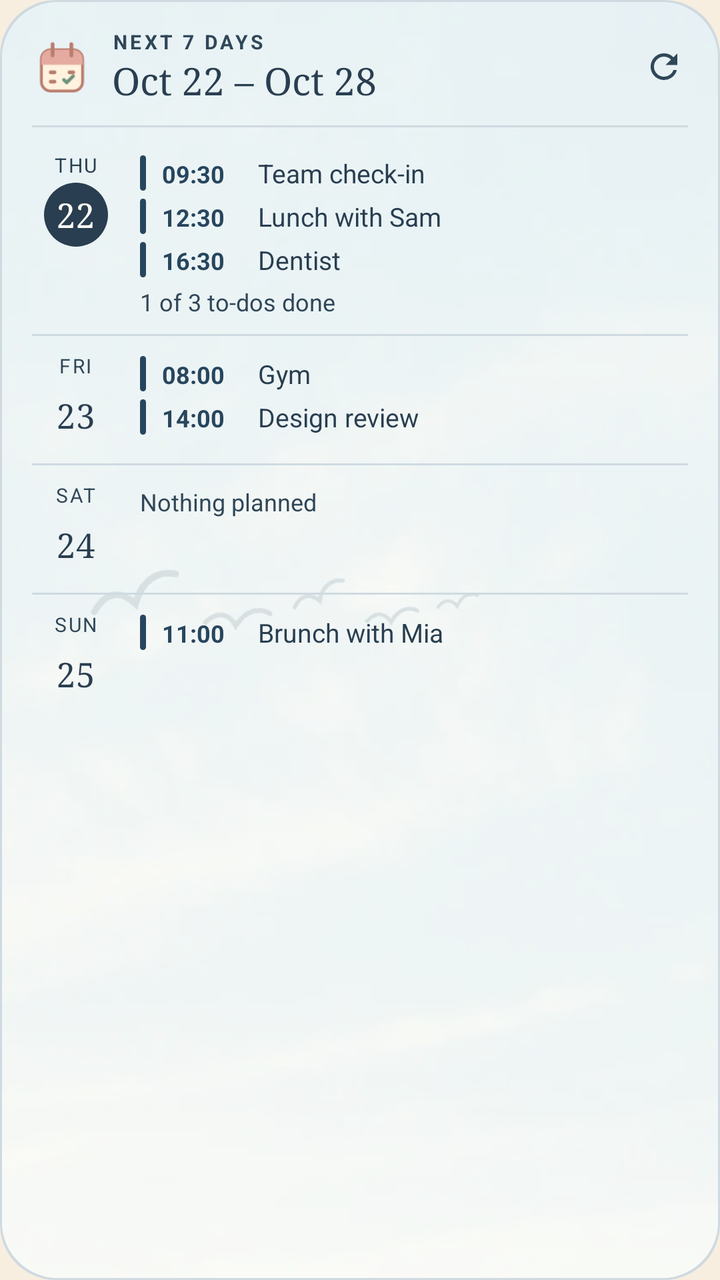
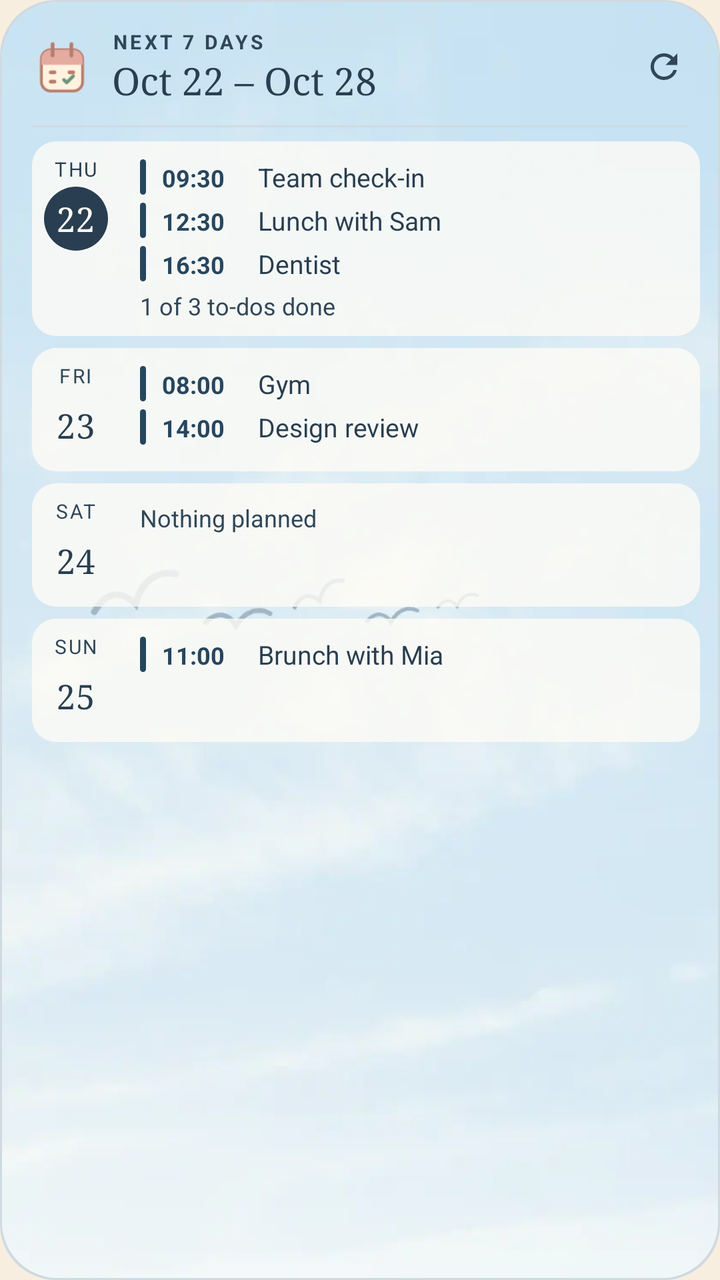

The first picture is an Android layout as it rendered before a commit; the second is the same layout after the commit. The layout source and the unified diff follow.
<!-- AndroidManifest.xml: application theme Screen -->
<!-- res/layout/widget_preview_week.xml -->
<?xml version="1.0" encoding="utf-8"?>
<FrameLayout xmlns:android="http://schemas.android.com/apk/res/android"
    xmlns:tools="http://schemas.android.com/tools"
    android:layout_width="match_parent"
    android:layout_height="match_parent"
    tools:ignore="HardcodedText,UseAppTint">

    <ImageView android:layout_width="match_parent" android:layout_height="match_parent" android:importantForAccessibility="no" android:scaleType="fitXY" android:src="@drawable/round_card" android:tint="@color/preview_line" />
    <ImageView android:layout_width="match_parent" android:layout_height="match_parent" android:layout_margin="1dp" android:background="@drawable/round_card" android:clipToOutline="true" android:importantForAccessibility="no" android:scaleType="centerCrop" android:src="@drawable/preview_scene" />

    <LinearLayout android:layout_width="match_parent" android:layout_height="match_parent" android:orientation="vertical" android:paddingStart="16dp" android:paddingTop="14dp" android:paddingEnd="10dp" android:paddingBottom="6dp">
        <LinearLayout android:layout_width="match_parent" android:layout_height="wrap_content" android:gravity="center_vertical">
            <ImageView android:layout_width="30dp" android:layout_height="30dp" android:importantForAccessibility="no" android:src="@drawable/desk_schedule" />
            <LinearLayout android:layout_width="0dp" android:layout_height="wrap_content" android:layout_marginStart="10dp" android:layout_weight="1" android:orientation="vertical">
                <TextView android:layout_width="wrap_content" android:layout_height="wrap_content" android:letterSpacing="0.14" android:maxLines="1" android:text="@string/widget_label_week" android:textAllCaps="true" android:textColor="@color/preview_muted" android:textSize="10sp" android:textStyle="bold" />
                <TextView android:layout_width="wrap_content" android:layout_height="wrap_content" android:ellipsize="end" android:fontFamily="serif" android:maxLines="1" android:text="@string/preview_week_range" android:textColor="@color/preview_ink" android:textSize="19sp" />
            </LinearLayout>
            <ImageView android:layout_width="36dp" android:layout_height="36dp" android:importantForAccessibility="no" android:padding="8dp" android:src="@drawable/ic_refresh" android:tint="@color/preview_muted" />
        </LinearLayout>
        <ImageView android:layout_width="match_parent" android:layout_height="1dp" android:layout_marginTop="10dp" android:layout_marginEnd="6dp" android:importantForAccessibility="no" android:scaleType="fitXY" android:src="@drawable/round_card" android:tint="@color/preview_line" />

        <LinearLayout android:layout_width="match_parent" android:layout_height="wrap_content" android:orientation="vertical" android:paddingTop="4dp">
            
            <LinearLayout android:layout_width="match_parent" android:layout_height="wrap_content" android:paddingTop="8dp" android:paddingBottom="8dp">
                <LinearLayout android:layout_width="44dp" android:layout_height="wrap_content" android:gravity="center_horizontal" android:orientation="vertical">
                    <TextView android:layout_width="wrap_content" android:layout_height="wrap_content" android:letterSpacing="0.08" android:maxLines="1" android:text="@string/preview_weekday_thu" android:textColor="@color/preview_ink" android:textSize="10sp" />
                    <TextView android:layout_width="32dp" android:layout_height="32dp" android:layout_marginTop="2dp" android:background="@drawable/round_circle" android:backgroundTint="@color/preview_ink" android:fontFamily="serif" android:gravity="center" android:text="22" android:textColor="@color/preview_surface" android:textSize="17sp" />
                </LinearLayout>
                <LinearLayout android:layout_width="0dp" android:layout_height="wrap_content" android:layout_marginStart="10dp" android:layout_weight="1" android:orientation="vertical">
                    <LinearLayout android:layout_width="match_parent" android:layout_height="wrap_content" android:paddingTop="2dp" android:paddingBottom="2dp">
                        <ImageView android:layout_width="3dp" android:layout_height="match_parent" android:importantForAccessibility="no" android:scaleType="fitXY" android:src="@drawable/round_bar" android:tint="@color/preview_accent" />
                        <TextView android:layout_width="48dp" android:layout_height="wrap_content" android:layout_marginStart="8dp" android:maxLines="1" android:text="09:30" android:textColor="@color/preview_accent" android:textSize="12sp" android:textStyle="bold" />
                        <TextView android:layout_width="0dp" android:layout_height="wrap_content" android:layout_weight="1" android:ellipsize="end" android:maxLines="1" android:text="@string/preview_event_one" android:textColor="@color/preview_ink" android:textSize="13sp" />
                    </LinearLayout>
                    <LinearLayout android:layout_width="match_parent" android:layout_height="wrap_content" android:paddingTop="2dp" android:paddingBottom="2dp">
                        <ImageView android:layout_width="3dp" android:layout_height="match_parent" android:importantForAccessibility="no" android:scaleType="fitXY" android:src="@drawable/round_bar" android:tint="@color/preview_accent" />
                        <TextView android:layout_width="48dp" android:layout_height="wrap_content" android:layout_marginStart="8dp" android:maxLines="1" android:text="12:30" android:textColor="@color/preview_accent" android:textSize="12sp" android:textStyle="bold" />
                        <TextView android:layout_width="0dp" android:layout_height="wrap_content" android:layout_weight="1" android:ellipsize="end" android:maxLines="1" android:text="@string/preview_event_lunch" android:textColor="@color/preview_ink" android:textSize="13sp" />
                    </LinearLayout>
                    <LinearLayout android:layout_width="match_parent" android:layout_height="wrap_content" android:paddingTop="2dp" android:paddingBottom="2dp">
                        <ImageView android:layout_width="3dp" android:layout_height="match_parent" android:importantForAccessibility="no" android:scaleType="fitXY" android:src="@drawable/round_bar" android:tint="@color/preview_accent" />
                        <TextView android:layout_width="48dp" android:layout_height="wrap_content" android:layout_marginStart="8dp" android:maxLines="1" android:text="16:30" android:textColor="@color/preview_accent" android:textSize="12sp" android:textStyle="bold" />
                        <TextView android:layout_width="0dp" android:layout_height="wrap_content" android:layout_weight="1" android:ellipsize="end" android:maxLines="1" android:text="@string/preview_event_two" android:textColor="@color/preview_ink" android:textSize="13sp" />
                    </LinearLayout>
                    <TextView android:layout_width="match_parent" android:layout_height="wrap_content" android:paddingTop="2dp" android:text="@string/preview_week_tasks" android:textColor="@color/preview_muted" android:textSize="12sp" />
                </LinearLayout>
            </LinearLayout>

            <ImageView android:layout_width="match_parent" android:layout_height="1dp" android:layout_marginEnd="6dp" android:importantForAccessibility="no" android:scaleType="fitXY" android:src="@drawable/round_card" android:tint="@color/preview_line" />
            <LinearLayout android:layout_width="match_parent" android:layout_height="wrap_content" android:paddingTop="8dp" android:paddingBottom="8dp">
                <LinearLayout android:layout_width="44dp" android:layout_height="wrap_content" android:gravity="center_horizontal" android:orientation="vertical">
                    <TextView android:layout_width="wrap_content" android:layout_height="wrap_content" android:letterSpacing="0.08" android:maxLines="1" android:text="@string/preview_weekday_fri" android:textColor="@color/preview_muted" android:textSize="10sp" />
                    <TextView android:layout_width="32dp" android:layout_height="32dp" android:layout_marginTop="2dp" android:fontFamily="serif" android:gravity="center" android:text="23" android:textColor="@color/preview_ink" android:textSize="17sp" />
                </LinearLayout>
                <LinearLayout android:layout_width="0dp" android:layout_height="wrap_content" android:layout_marginStart="10dp" android:layout_weight="1" android:orientation="vertical">
                    <LinearLayout android:layout_width="match_parent" android:layout_height="wrap_content" android:paddingTop="2dp" android:paddingBottom="2dp">
                        <ImageView android:layout_width="3dp" android:layout_height="match_parent" android:importantForAccessibility="no" android:scaleType="fitXY" android:src="@drawable/round_bar" android:tint="@color/preview_accent" />
                        <TextView android:layout_width="48dp" android:layout_height="wrap_content" android:layout_marginStart="8dp" android:maxLines="1" android:text="08:00" android:textColor="@color/preview_accent" android:textSize="12sp" android:textStyle="bold" />
                        <TextView android:layout_width="0dp" android:layout_height="wrap_content" android:layout_weight="1" android:ellipsize="end" android:maxLines="1" android:text="@string/preview_event_gym" android:textColor="@color/preview_ink" android:textSize="13sp" />
                    </LinearLayout>
                    <LinearLayout android:layout_width="match_parent" android:layout_height="wrap_content" android:paddingTop="2dp" android:paddingBottom="2dp">
                        <ImageView android:layout_width="3dp" android:layout_height="match_parent" android:importantForAccessibility="no" android:scaleType="fitXY" android:src="@drawable/round_bar" android:tint="@color/preview_accent" />
                        <TextView android:layout_width="48dp" android:layout_height="wrap_content" android:layout_marginStart="8dp" android:maxLines="1" android:text="14:00" android:textColor="@color/preview_accent" android:textSize="12sp" android:textStyle="bold" />
                        <TextView android:layout_width="0dp" android:layout_height="wrap_content" android:layout_weight="1" android:ellipsize="end" android:maxLines="1" android:text="@string/preview_event_review" android:textColor="@color/preview_ink" android:textSize="13sp" />
                    </LinearLayout>
                </LinearLayout>
            </LinearLayout>

            <ImageView android:layout_width="match_parent" android:layout_height="1dp" android:layout_marginEnd="6dp" android:importantForAccessibility="no" android:scaleType="fitXY" android:src="@drawable/round_card" android:tint="@color/preview_line" />
            <LinearLayout android:layout_width="match_parent" android:layout_height="wrap_content" android:paddingTop="8dp" android:paddingBottom="8dp">
                <LinearLayout android:layout_width="44dp" android:layout_height="wrap_content" android:gravity="center_horizontal" android:orientation="vertical">
                    <TextView android:layout_width="wrap_content" android:layout_height="wrap_content" android:letterSpacing="0.08" android:maxLines="1" android:text="@string/preview_weekday_sat" android:textColor="@color/preview_muted" android:textSize="10sp" />
                    <TextView android:layout_width="32dp" android:layout_height="32dp" android:layout_marginTop="2dp" android:fontFamily="serif" android:gravity="center" android:text="24" android:textColor="@color/preview_ink" android:textSize="17sp" />
                </LinearLayout>
                <TextView android:layout_width="0dp" android:layout_height="wrap_content" android:layout_marginStart="10dp" android:layout_weight="1" android:paddingTop="2dp" android:text="@string/widget_free" android:textColor="@color/preview_muted" android:textSize="12sp" />
            </LinearLayout>

            <ImageView android:layout_width="match_parent" android:layout_height="1dp" android:layout_marginEnd="6dp" android:importantForAccessibility="no" android:scaleType="fitXY" android:src="@drawable/round_card" android:tint="@color/preview_line" />
            <LinearLayout android:layout_width="match_parent" android:layout_height="wrap_content" android:paddingTop="8dp" android:paddingBottom="8dp">
                <LinearLayout android:layout_width="44dp" android:layout_height="wrap_content" android:gravity="center_horizontal" android:orientation="vertical">
                    <TextView android:layout_width="wrap_content" android:layout_height="wrap_content" android:letterSpacing="0.08" android:maxLines="1" android:text="@string/preview_weekday_sun" android:textColor="@color/preview_muted" android:textSize="10sp" />
                    <TextView android:layout_width="32dp" android:layout_height="32dp" android:layout_marginTop="2dp" android:fontFamily="serif" android:gravity="center" android:text="25" android:textColor="@color/preview_ink" android:textSize="17sp" />
                </LinearLayout>
                <LinearLayout android:layout_width="0dp" android:layout_height="wrap_content" android:layout_marginStart="10dp" android:layout_weight="1" android:orientation="vertical">
                    <LinearLayout android:layout_width="match_parent" android:layout_height="wrap_content" android:paddingTop="2dp" android:paddingBottom="2dp">
                        <ImageView android:layout_width="3dp" android:layout_height="match_parent" android:importantForAccessibility="no" android:scaleType="fitXY" android:src="@drawable/round_bar" android:tint="@color/preview_accent" />
                        <TextView android:layout_width="48dp" android:layout_height="wrap_content" android:layout_marginStart="8dp" android:maxLines="1" android:text="11:00" android:textColor="@color/preview_accent" android:textSize="12sp" android:textStyle="bold" />
                        <TextView android:layout_width="0dp" android:layout_height="wrap_content" android:layout_weight="1" android:ellipsize="end" android:maxLines="1" android:text="@string/preview_event_brunch" android:textColor="@color/preview_ink" android:textSize="13sp" />
                    </LinearLayout>
                </LinearLayout>
            </LinearLayout>
        </LinearLayout>
    </LinearLayout>
</FrameLayout>
<!-- resources referenced by this layout -->
<resources>
  <color name="preview_accent">#27465E</color>
  <color name="preview_ink">#293E50</color>
  <color name="preview_line">#CFDAE0</color>
  <color name="preview_muted">#304758</color>
  <color name="preview_surface">#FFFDF7</color>
  <!-- drawable desk_schedule: png bitmap (drawable-nodpi, 2090 bytes) -->
  <!-- drawable ic_refresh (drawable) -->
  <?xml version="1.0" encoding="utf-8"?>
  <vector xmlns:android="http://schemas.android.com/apk/res/android"
      android:width="20dp" android:height="20dp" android:viewportWidth="24" android:viewportHeight="24">
      <path android:fillColor="#FFFFFFFF" android:pathData="M17.65,6.35A7.96,7.96 0,0 0,12 4a8,8 0,1 0,7.73 10h-2.08A6,6 0,1 1,12 6c1.66,0 3.14,0.69 4.22,1.78L13,11h7V4l-2.35,2.35z" />
  </vector>
  <!-- drawable preview_scene (drawable) -->
  <?xml version="1.0" encoding="utf-8"?>
  <layer-list xmlns:android="http://schemas.android.com/apk/res/android">
      <item android:drawable="@drawable/preview_art" />
      <item><shape><solid android:color="@color/preview_scene_wash" /></shape></item>
  </layer-list>
  <!-- drawable round_bar (drawable) -->
  <?xml version="1.0" encoding="utf-8"?>
  <shape xmlns:android="http://schemas.android.com/apk/res/android" android:shape="rectangle">
      <solid android:color="#FFFFFFFF" />
      <corners android:radius="2dp" />
  </shape>
  <!-- drawable round_card (drawable) -->
  <?xml version="1.0" encoding="utf-8"?>
  <shape xmlns:android="http://schemas.android.com/apk/res/android" android:shape="rectangle">
      <solid android:color="#FFFFFFFF" />
      <corners android:radius="@dimen/widget_radius" />
  </shape>
  <!-- drawable round_circle (drawable) -->
  <?xml version="1.0" encoding="utf-8"?>
  <shape xmlns:android="http://schemas.android.com/apk/res/android" android:shape="oval">
      <solid android:color="#FFFFFFFF" />
      
  </shape>
  <string name="preview_event_brunch">Brunch with Mia</string>
  <string name="preview_event_gym">Gym</string>
  <string name="preview_event_lunch">Lunch with Sam</string>
  <string name="preview_event_one">Team check-in</string>
  <string name="preview_event_review">Design review</string>
  <string name="preview_event_two">Dentist</string>
  <string name="preview_week_range">Oct 22 – Oct 28</string>
  <string name="preview_week_tasks">1 of 3 to-dos done</string>
  <string name="preview_weekday_fri">FRI</string>
  <string name="preview_weekday_sat">SAT</string>
  <string name="preview_weekday_sun">SUN</string>
  <string name="preview_weekday_thu">THU</string>
  <string name="widget_free">Nothing planned</string>
  <string name="widget_label_week">Next 7 days</string>
  <style name="Screen" parent="@android:style/Theme.Material.Light.NoActionBar">
          <item name="android:windowBackground">@color/background</item>
          <item name="android:colorAccent">@color/sun</item>
          <item name="android:textColorPrimary">@color/ink</item>
          <item name="android:windowLightStatusBar">true</item>
      </style>
  <color name="preview_scene_wash">#96FFFDF7</color>
  <dimen name="widget_radius">16dp</dimen>
  <color name="background">#F8EEE0</color>
  <color name="sun">#D88B38</color>
  <color name="ink">#2B2620</color>
</resources>

<!-- the commit's change to res/layout/widget_preview_week.xml (unified diff, before → after) -->
@@ -6,7 +6,7 @@
     tools:ignore="HardcodedText,UseAppTint">
 
     <ImageView android:layout_width="match_parent" android:layout_height="match_parent" android:importantForAccessibility="no" android:scaleType="fitXY" android:src="@drawable/round_card" android:tint="@color/preview_line" />
-    <ImageView android:layout_width="match_parent" android:layout_height="match_parent" android:layout_margin="1dp" android:background="@drawable/round_card" android:clipToOutline="true" android:importantForAccessibility="no" android:scaleType="centerCrop" android:src="@drawable/preview_scene" />
+    <ImageView android:layout_width="match_parent" android:layout_height="match_parent" android:layout_margin="1dp" android:background="@drawable/round_card" android:clipToOutline="true" android:importantForAccessibility="no" android:scaleType="centerCrop" android:src="@drawable/preview_art" />
 
     <LinearLayout android:layout_width="match_parent" android:layout_height="match_parent" android:orientation="vertical" android:paddingStart="16dp" android:paddingTop="14dp" android:paddingEnd="10dp" android:paddingBottom="6dp">
         <LinearLayout android:layout_width="match_parent" android:layout_height="wrap_content" android:gravity="center_vertical">
@@ -21,7 +21,7 @@
 
         <LinearLayout android:layout_width="match_parent" android:layout_height="wrap_content" android:orientation="vertical" android:paddingTop="4dp">
             
-            <LinearLayout android:layout_width="match_parent" android:layout_height="wrap_content" android:paddingTop="8dp" android:paddingBottom="8dp">
+            <LinearLayout android:layout_width="match_parent" android:layout_height="wrap_content" android:layout_marginTop="3dp" android:layout_marginBottom="3dp" android:background="@drawable/round_tile" android:backgroundTint="@color/preview_glass" android:paddingTop="7dp" android:paddingEnd="8dp" android:paddingBottom="7dp">
                 <LinearLayout android:layout_width="44dp" android:layout_height="wrap_content" android:gravity="center_horizontal" android:orientation="vertical">
                     <TextView android:layout_width="wrap_content" android:layout_height="wrap_content" android:letterSpacing="0.08" android:maxLines="1" android:text="@string/preview_weekday_thu" android:textColor="@color/preview_ink" android:textSize="10sp" />
                     <TextView android:layout_width="32dp" android:layout_height="32dp" android:layout_marginTop="2dp" android:background="@drawable/round_circle" android:backgroundTint="@color/preview_ink" android:fontFamily="serif" android:gravity="center" android:text="22" android:textColor="@color/preview_surface" android:textSize="17sp" />
@@ -46,8 +46,7 @@
                 </LinearLayout>
             </LinearLayout>
 
-            <ImageView android:layout_width="match_parent" android:layout_height="1dp" android:layout_marginEnd="6dp" android:importantForAccessibility="no" android:scaleType="fitXY" android:src="@drawable/round_card" android:tint="@color/preview_line" />
-            <LinearLayout android:layout_width="match_parent" android:layout_height="wrap_content" android:paddingTop="8dp" android:paddingBottom="8dp">
+            <LinearLayout android:layout_width="match_parent" android:layout_height="wrap_content" android:layout_marginTop="3dp" android:layout_marginBottom="3dp" android:background="@drawable/round_tile" android:backgroundTint="@color/preview_glass" android:paddingTop="7dp" android:paddingEnd="8dp" android:paddingBottom="7dp">
                 <LinearLayout android:layout_width="44dp" android:layout_height="wrap_content" android:gravity="center_horizontal" android:orientation="vertical">
                     <TextView android:layout_width="wrap_content" android:layout_height="wrap_content" android:letterSpacing="0.08" android:maxLines="1" android:text="@string/preview_weekday_fri" android:textColor="@color/preview_muted" android:textSize="10sp" />
                     <TextView android:layout_width="32dp" android:layout_height="32dp" android:layout_marginTop="2dp" android:fontFamily="serif" android:gravity="center" android:text="23" android:textColor="@color/preview_ink" android:textSize="17sp" />
@@ -66,8 +65,7 @@
                 </LinearLayout>
             </LinearLayout>
 
-            <ImageView android:layout_width="match_parent" android:layout_height="1dp" android:layout_marginEnd="6dp" android:importantForAccessibility="no" android:scaleType="fitXY" android:src="@drawable/round_card" android:tint="@color/preview_line" />
-            <LinearLayout android:layout_width="match_parent" android:layout_height="wrap_content" android:paddingTop="8dp" android:paddingBottom="8dp">
+            <LinearLayout android:layout_width="match_parent" android:layout_height="wrap_content" android:layout_marginTop="3dp" android:layout_marginBottom="3dp" android:background="@drawable/round_tile" android:backgroundTint="@color/preview_glass" android:paddingTop="7dp" android:paddingEnd="8dp" android:paddingBottom="7dp">
                 <LinearLayout android:layout_width="44dp" android:layout_height="wrap_content" android:gravity="center_horizontal" android:orientation="vertical">
                     <TextView android:layout_width="wrap_content" android:layout_height="wrap_content" android:letterSpacing="0.08" android:maxLines="1" android:text="@string/preview_weekday_sat" android:textColor="@color/preview_muted" android:textSize="10sp" />
                     <TextView android:layout_width="32dp" android:layout_height="32dp" android:layout_marginTop="2dp" android:fontFamily="serif" android:gravity="center" android:text="24" android:textColor="@color/preview_ink" android:textSize="17sp" />
@@ -75,8 +73,7 @@
                 <TextView android:layout_width="0dp" android:layout_height="wrap_content" android:layout_marginStart="10dp" android:layout_weight="1" android:paddingTop="2dp" android:text="@string/widget_free" android:textColor="@color/preview_muted" android:textSize="12sp" />
             </LinearLayout>
 
-            <ImageView android:layout_width="match_parent" android:layout_height="1dp" android:layout_marginEnd="6dp" android:importantForAccessibility="no" android:scaleType="fitXY" android:src="@drawable/round_card" android:tint="@color/preview_line" />
-            <LinearLayout android:layout_width="match_parent" android:layout_height="wrap_content" android:paddingTop="8dp" android:paddingBottom="8dp">
+            <LinearLayout android:layout_width="match_parent" android:layout_height="wrap_content" android:layout_marginTop="3dp" android:layout_marginBottom="3dp" android:background="@drawable/round_tile" android:backgroundTint="@color/preview_glass" android:paddingTop="7dp" android:paddingEnd="8dp" android:paddingBottom="7dp">
                 <LinearLayout android:layout_width="44dp" android:layout_height="wrap_content" android:gravity="center_horizontal" android:orientation="vertical">
                     <TextView android:layout_width="wrap_content" android:layout_height="wrap_content" android:letterSpacing="0.08" android:maxLines="1" android:text="@string/preview_weekday_sun" android:textColor="@color/preview_muted" android:textSize="10sp" />
                     <TextView android:layout_width="32dp" android:layout_height="32dp" android:layout_marginTop="2dp" android:fontFamily="serif" android:gravity="center" android:text="25" android:textColor="@color/preview_ink" android:textSize="17sp" />
<!-- resource entries referenced after the edit -->
@@ -1,6 +1,7 @@
 <!-- resources referenced by this layout -->
 <resources>
   <color name="preview_accent">#27465E</color>
+  <color name="preview_glass">#C7FFFDF7</color>
   <color name="preview_ink">#293E50</color>
   <color name="preview_line">#CFDAE0</color>
   <color name="preview_muted">#304758</color>
@@ -12,12 +13,6 @@
       android:width="20dp" android:height="20dp" android:viewportWidth="24" android:viewportHeight="24">
       <path android:fillColor="#FFFFFFFF" android:pathData="M17.65,6.35A7.96,7.96 0,0 0,12 4a8,8 0,1 0,7.73 10h-2.08A6,6 0,1 1,12 6c1.66,0 3.14,0.69 4.22,1.78L13,11h7V4l-2.35,2.35z" />
   </vector>
-  <!-- drawable preview_scene (drawable) -->
-  <?xml version="1.0" encoding="utf-8"?>
-  <layer-list xmlns:android="http://schemas.android.com/apk/res/android">
-      <item android:drawable="@drawable/preview_art" />
-      <item><shape><solid android:color="@color/preview_scene_wash" /></shape></item>
-  </layer-list>
   <!-- drawable round_bar (drawable) -->
   <?xml version="1.0" encoding="utf-8"?>
   <shape xmlns:android="http://schemas.android.com/apk/res/android" android:shape="rectangle">
@@ -35,6 +30,12 @@
   <shape xmlns:android="http://schemas.android.com/apk/res/android" android:shape="oval">
       <solid android:color="#FFFFFFFF" />
       
+  </shape>
+  <!-- drawable round_tile (drawable) -->
+  <?xml version="1.0" encoding="utf-8"?>
+  <shape xmlns:android="http://schemas.android.com/apk/res/android" android:shape="rectangle">
+      <solid android:color="#FFFFFFFF" />
+      <corners android:radius="12dp" />
   </shape>
   <string name="preview_event_brunch">Brunch with Mia</string>
   <string name="preview_event_gym">Gym</string>
@@ -56,7 +57,6 @@
           <item name="android:textColorPrimary">@color/ink</item>
           <item name="android:windowLightStatusBar">true</item>
       </style>
-  <color name="preview_scene_wash">#96FFFDF7</color>
   <dimen name="widget_radius">16dp</dimen>
   <color name="background">#F8EEE0</color>
   <color name="sun">#D88B38</color>
